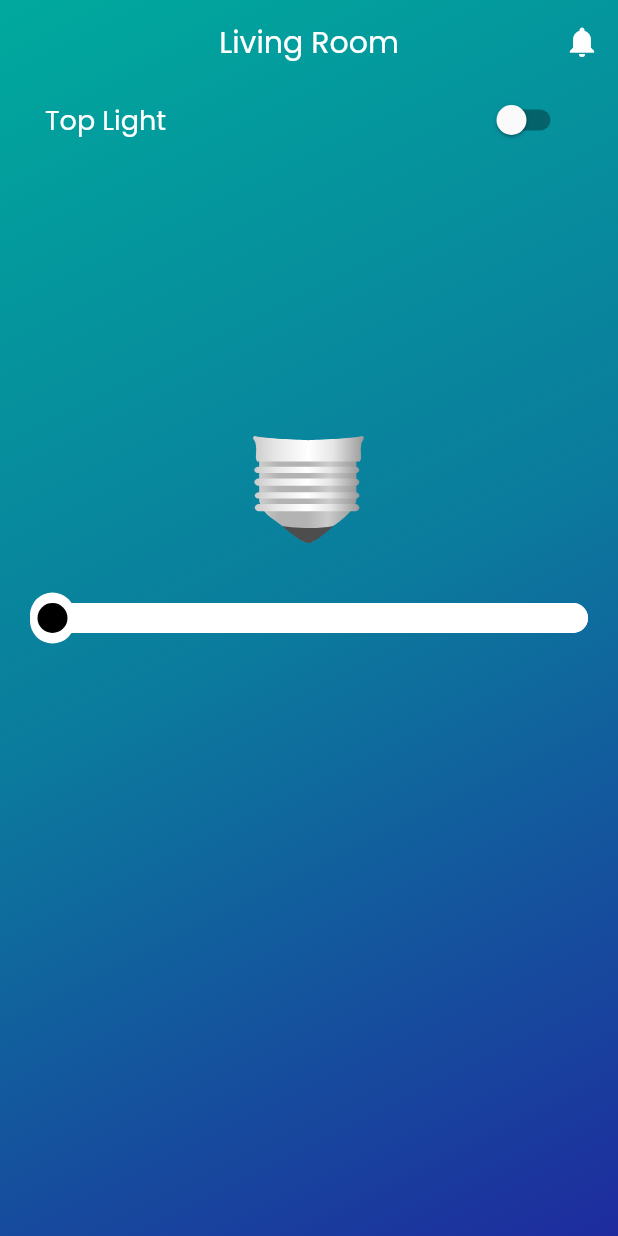
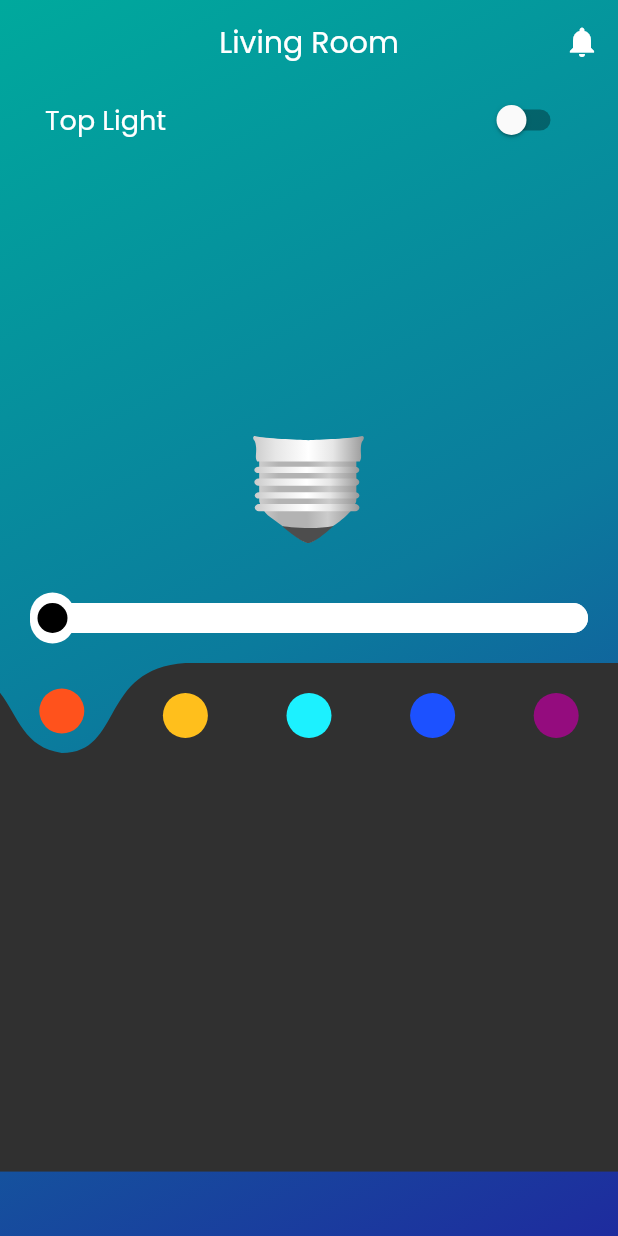
Before and after one commit to Mindinventory/living_room, a Flutter app: the screen it shows after launch, on a phone screen of 412 x 824 dp. Run offline on Flutter 3.47's test engine with Material 2 defaults, Android fonts, the phone set to English and light mode, and no system bars; our stand-ins replace google_fonts.

Commit message:
[feat] Slider and colour selection bottom-sheet customisation

```diff
--- a/lib/ui/living_room_screen.dart
+++ b/lib/ui/living_room_screen.dart
@@ -1,10 +1,12 @@
 import 'package:flutter/cupertino.dart';
 import 'package:flutter/material.dart';
+import 'package:living_room_light_demo/ui/widget/curved_navigation_bar.dart';
 import 'package:living_room_light_demo/utils/colors.dart';
 import 'package:living_room_light_demo/utils/dimensions.dart';
 import 'package:living_room_light_demo/utils/strings.dart';
 import 'package:living_room_light_demo/utils/styles.dart';
 
+import 'bottom_sheet_ui.dart';
 import 'bulb_custom_painter.dart';
 
 class LivingRoomScreen extends StatefulWidget {
@@ -68,12 +70,15 @@
 }
 
 class _MainBodyState extends State<MainBody> {
+  GlobalKey<CurvedNavigationBarState> bottomNavigationKey = GlobalKey();
   ValueNotifier<List<double>> posValueListener = ValueNotifier([0.0, 0.0]);
   ValueChanged<List<double>>? posValueChanged;
   double _horizontalPos = 0.0;
   double _verticalPos = 0.0;
   bool isSwitched = false;
-
+  Color selectedColor = Colors.red;
+  Color selectedGradientColor = Colors.red;
+  int page = 0;
   @override
   void initState() {
     posValueListener.addListener(() {
@@ -126,7 +131,7 @@
             painter: BulbCustomPainter(
               color1: const Color(0xffFCEEAE).withOpacity(_horizontalPos),
               color2: const Color(0xffFFFF72).withOpacity(_horizontalPos),
-              color3: const Color(0xffFBB03B).withOpacity(_horizontalPos),
+              color3: selectedColor.withOpacity(_horizontalPos),
             ),
             child: Container(),
           ),
@@ -202,7 +207,71 @@
               })
             ],
           ),
-        )
+        ),
+        Padding(
+          padding: const EdgeInsets.only(bottom: 8.0),
+          child: CurvedNavigationBar(
+            key: bottomNavigationKey,
+            index: 0,
+            height: 60.0,
+            items: const <Widget>[
+              CircleAvatar(
+                backgroundColor: AppColors.redColor,
+                maxRadius: 15,
+              ),
+              CircleAvatar(
+                backgroundColor: AppColors.yellowColor,
+                maxRadius: 15,
+              ),
+              CircleAvatar(
+                backgroundColor: AppColors.cyanColor,
+                maxRadius: 15,
+              ),
+              CircleAvatar(
+                backgroundColor: AppColors.blueColor,
+                maxRadius: 15,
+              ),
+              CircleAvatar(
+                backgroundColor: AppColors.purpleColor,
+                maxRadius: 15,
+              ),
+            ],
+            color: AppColors.lightBlackColor,
+            buttonBackgroundColor: Colors.transparent,
+            backgroundColor: AppColors.transparent,
+            animationCurve: Curves.easeInOut,
+            animationDuration: const Duration(milliseconds: 600),
+            onTap: (index) {
+              switch (index) {
+                case 0:
+                  selectedColor = AppColors.redColor;
+                  break;
+
+                case 1:
+                  selectedColor = AppColors.yellowColor;
+                  break;
+
+                case 2:
+                  selectedColor = AppColors.cyanColor;
+                  break;
+
+                case 3:
+                  selectedColor = AppColors.blueColor;
+                  break;
+
+                case 4:
+                  selectedColor = AppColors.purpleColor;
+                  break;
+              }
+            },
+            letIndexChange: (index) => true,
+          ),
+        ),
+        Container(
+          height: MediaQuery.of(context).size.height / 3.04,
+          width: double.infinity,
+          color: AppColors.lightBlackColor,
+        ),
       ],
     );
   }
--- /dev/null
+++ b/lib/ui/widget/curved_navigation_bar.dart
@@ -0,0 +1,183 @@
+import 'package:flutter/material.dart';
+import 'nav_button.dart';
+import 'nav_custom_painter.dart';
+
+typedef _LetIndexPage = bool Function(int value);
+
+class CurvedNavigationBar extends StatefulWidget {
+  final List<Widget> items;
+  final int index;
+  final Color color;
+  final Color? buttonBackgroundColor;
+  final Color backgroundColor;
+  final ValueChanged<int>? onTap;
+  final _LetIndexPage letIndexChange;
+  final Curve animationCurve;
+  final Duration animationDuration;
+  final double height;
+
+  CurvedNavigationBar({
+    Key? key,
+    required this.items,
+    this.index = 0,
+    this.color = Colors.white,
+    this.buttonBackgroundColor,
+    this.backgroundColor = Colors.blueAccent,
+    this.onTap,
+    _LetIndexPage? letIndexChange,
+    this.animationCurve = Curves.easeOut,
+    this.animationDuration = const Duration(milliseconds: 600),
+    this.height = 75.0,
+  })  : letIndexChange = letIndexChange ?? ((_) => true),
+        assert(items != null),
+        assert(items.length >= 1),
+        assert(0 <= index && index < items.length),
+        assert(0 <= height && height <= 75.0),
+        super(key: key);
+
+  @override
+  CurvedNavigationBarState createState() => CurvedNavigationBarState();
+}
+
+class CurvedNavigationBarState extends State<CurvedNavigationBar>
+    with SingleTickerProviderStateMixin {
+  late double _startingPos;
+  int _endingIndex = 0;
+  late double _pos;
+  double _buttonHide = 0;
+  late Widget _icon;
+  late AnimationController _animationController;
+  late int _length;
+
+  @override
+  void initState() {
+    super.initState();
+    _icon = widget.items[widget.index];
+    _length = widget.items.length;
+    _pos = widget.index / _length;
+    _startingPos = widget.index / _length;
+    _animationController = AnimationController(vsync: this, value: _pos);
+    _animationController.addListener(() {
+      setState(() {
+        _pos = _animationController.value;
+        final endingPos = _endingIndex / widget.items.length;
+        final middle = (endingPos + _startingPos) / 2;
+        if ((endingPos - _pos).abs() < (_startingPos - _pos).abs()) {
+          _icon = widget.items[_endingIndex];
+        }
+        _buttonHide =
+            (1 - ((middle - _pos) / (_startingPos - middle)).abs()).abs();
+      });
+    });
+  }
+
+  @override
+  void didUpdateWidget(CurvedNavigationBar oldWidget) {
+    super.didUpdateWidget(oldWidget);
+    if (oldWidget.index != widget.index) {
+      final newPosition = widget.index / _length;
+      _startingPos = _pos;
+      _endingIndex = widget.index;
+      _animationController.animateTo(newPosition,
+          duration: widget.animationDuration, curve: widget.animationCurve);
+    }
+  }
+
+  @override
+  void dispose() {
+    _animationController.dispose();
+    super.dispose();
+  }
+
+  @override
+  Widget build(BuildContext context) {
+    Size size = MediaQuery.of(context).size;
+    return Container(
+      height: widget.height,
+      decoration: BoxDecoration(
+      color: widget.backgroundColor,
+      borderRadius: const BorderRadius.only(
+        topLeft: Radius.circular(20),
+        topRight: Radius.circular(20),
+      )
+      ),
+      child: Stack(
+        clipBehavior: Clip.none,
+        alignment: Alignment.bottomCenter,
+        children: <Widget>[
+          Positioned(
+            bottom: -50 - (85.0 - widget.height),
+            left: Directionality.of(context) == TextDirection.rtl
+                ? null
+                : _pos * size.width,
+            right: Directionality.of(context) == TextDirection.rtl
+                ? _pos * size.width
+                : null,
+            width: size.width / _length,
+            child: Center(
+              child: Transform.translate(
+                offset: Offset(
+                  0,
+                  -(1 - _buttonHide) * 80,
+                ),
+                child: Padding(
+                  padding: const EdgeInsets.all(8.0),
+                  child: _icon,
+                ),
+              ),
+            ),
+          ),
+          Positioned(
+            left: 0,
+            right: 0,
+            bottom: 0 - (75.0 - widget.height),
+            child: CustomPaint(
+              painter: NavCustomPainter(
+                  _pos, _length, widget.color, Directionality.of(context)),
+              child: Container(
+                height: 75.0,
+              ),
+            ),
+          ),
+          Positioned(
+            left: 0,
+            right: 0,
+            bottom: 0 - (85.0 - widget.height),
+            child: SizedBox(
+                height: 100.0,
+                child: Row(
+                    children: widget.items.map((item) {
+                  return NavButton(
+                    onTap: _buttonTap,
+                    position: _pos,
+                    length: _length,
+                    index: widget.items.indexOf(item),
+                    child: Center(child: item),
+                  );
+                }).toList())),
+          ),
+        ],
+      ),
+    );
+  }
+
+  void setPage(int index) {
+    _buttonTap(index);
+  }
+
+  void _buttonTap(int index) {
+    if (!widget.letIndexChange(index)) {
+      return;
+    }
+    if (widget.onTap != null) {
+      widget.onTap!(index);
+    }
+    final newPosition = index / _length;
+    setState(() {
+      _startingPos = _pos;
+      _endingIndex = index;
+      _animationController.animateTo(newPosition,
+          duration: widget.animationDuration, curve: widget.animationCurve);
+    });
+  }
+}
--- /dev/null
+++ b/lib/ui/widget/nav_button.dart
@@ -0,0 +1,42 @@
+import 'package:flutter/material.dart';
+
+class NavButton extends StatelessWidget {
+  final double position;
+  final int length;
+  final int index;
+  final ValueChanged<int> onTap;
+  final Widget child;
+
+  NavButton({
+    required this.onTap,
+    required this.position,
+    required this.length,
+    required this.index,
+    required this.child,
+  });
+
+  @override
+  Widget build(BuildContext context) {
+    final desiredPosition = 1.0 / length * index;
+    final difference = (position - desiredPosition).abs();
+    final verticalAlignment = 1 - length * difference;
+    final opacity = length * difference;
+    return Expanded(
+      child: GestureDetector(
+        behavior: HitTestBehavior.translucent,
+        onTap: () {
+          onTap(index);
+        },
+        child: Container(
+            height: 75.0,
+            child: Transform.translate(
+              offset: Offset(
+                  0, difference < 1.0 / length ? verticalAlignment * 40 : 0),
+              child: Opacity(
+                  opacity: difference < 1.0 / length * 0.99 ? opacity : 1.0,
+                  child: child),
+            )),
+      ),
+    );
+  }
+}
--- /dev/null
+++ b/lib/ui/widget/nav_custom_painter.dart
@@ -0,0 +1,53 @@
+import 'package:flutter/material.dart';
+
+class NavCustomPainter extends CustomPainter {
+  late double loc;
+  late double s;
+  Color color;
+  TextDirection textDirection;
+
+  NavCustomPainter(
+      double startingLoc, int itemsLength, this.color, this.textDirection) {
+    final span = 1.0 / itemsLength;
+    s = 0.2;
+    double l = startingLoc + (span - s) / 2;
+    loc = textDirection == TextDirection.rtl ? 0.8 - l : l;
+  }
+
+  @override
+  void paint(Canvas canvas, Size size) {
+    final paint = Paint()
+      ..color = color
+      ..style = PaintingStyle.fill;
+
+    final path = Path()
+      ..moveTo(0, 0)
+      ..lineTo((loc - 0.1) * size.width, 0)
+      ..cubicTo(
+        (loc + s * 0.20) * size.width,
+        size.height * 0.05,
+        loc * size.width,
+        size.height * 0.72,
+        (loc + s * 0.50) * size.width,
+        size.height * 0.80,
+      )
+      ..cubicTo(
+        (loc + s) * size.width,
+        size.height * 0.80,
+        (loc + s - s * 0.20) * size.width,
+        size.height * 0.05,
+        (loc + s + 0.1) * size.width,
+        0,
+      )
+      ..lineTo(size.width, 0)
+      ..lineTo(size.width, size.height)
+      ..lineTo(0, size.height)
+      ..close();
+    canvas.drawPath(path, paint);
+  }
+
+  @override
+  bool shouldRepaint(CustomPainter oldDelegate) {
+    return this != oldDelegate;
+  }
+}
--- a/lib/utils/colors.dart
+++ b/lib/utils/colors.dart
@@ -15,4 +15,10 @@
   static const white = Colors.white;
   static const transparent = Colors.transparent;
   static const accentColor = Color(0xFFFF6600);
+  static const lightBlackColor = Color(0xFF303030);
+  static const redColor = Color(0xFFFF521C);
+  static const yellowColor = Color(0xFFFFBF1C);
+  static const cyanColor = Color(0xFF1CF1FF);
+  static const blueColor = Color(0xFF1C51FF);
+  static const purpleColor = Color(0xFF940C7E);
 }
```
Also changed, not shown: lib/ui/slider_widget.dart (deleted), 4 other files.
